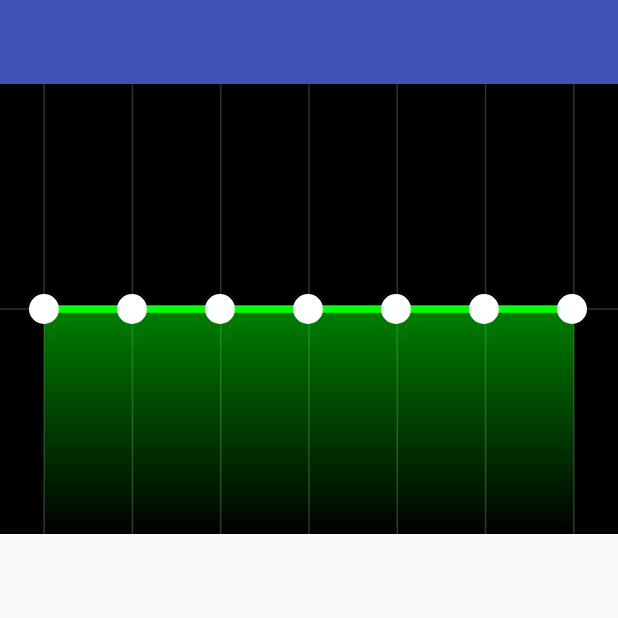
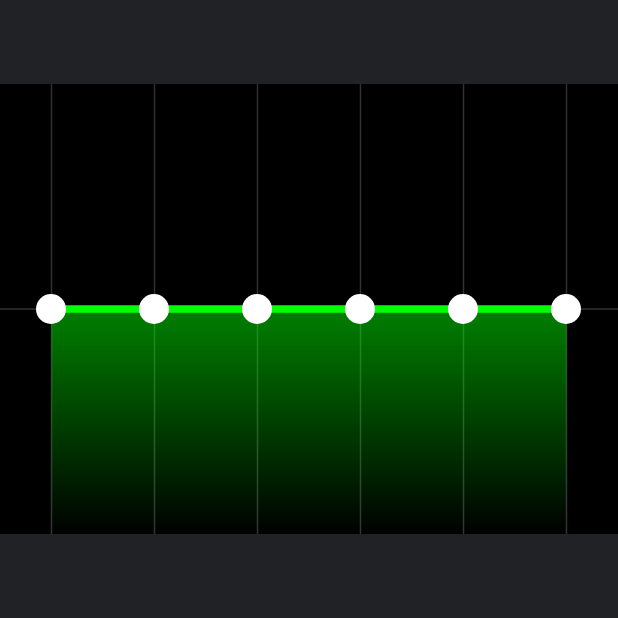
Before and after one commit to kheldiente/equalizer, an Android app: the screen it shows after launch (MainActivity), on a phone screen of 412 x 824 dp, the top half of it. Run offline under Robolectric (Android 15) with nearby library versions, the light colour scheme and no system bars.

Commit message:
Set background colors

```diff
--- a/app/src/main/java/midien/kheldiente/equalizer/view/EqualizerView.kt
+++ b/app/src/main/java/midien/kheldiente/equalizer/view/EqualizerView.kt
@@ -219,9 +219,6 @@ class EqualizerView @JvmOverloads constructor(
         private var pathPaint: Paint = Paint(Paint.ANTI_ALIAS_FLAG)
         private var path: Path = Path()
 
-        init {
-        }
-
         fun draw(bandList: ArrayList<BandView>) {
             // Redraw path
             path.reset()
--- a/app/src/main/res/layout/activity_main.xml
+++ b/app/src/main/res/layout/activity_main.xml
@@ -4,6 +4,7 @@
     xmlns:tools="http://schemas.android.com/tools"
     android:layout_width="match_parent"
     android:layout_height="match_parent"
+    android:background="@color/colorPrimary"
     tools:context="midien.kheldiente.equalizer.MainActivity">
 
     <midien.kheldiente.equalizer.view.EqualizerView
@@ -11,7 +12,7 @@
         android:layout_width="match_parent"
         android:layout_height="300dp"
         android:background="@android:color/black"
-        app:bands="7"
+        app:bands="6"
         app:progressDrawable="@drawable/seekbar_style"
         app:thumb="@drawable/custom_thumb"
         app:layout_constraintLeft_toLeftOf="parent"
--- a/app/src/main/res/values/colors.xml
+++ b/app/src/main/res/values/colors.xml
@@ -1,6 +1,6 @@
 <?xml version="1.0" encoding="utf-8"?>
 <resources>
-    <color name="colorPrimary">#3F51B5</color>
+    <color name="colorPrimary">#212226</color>
     <color name="colorPrimaryDark">#303F9F</color>
     <color name="colorAccent">#FF4081</color>
     <color name="progress">@android:color/transparent</color>
```
